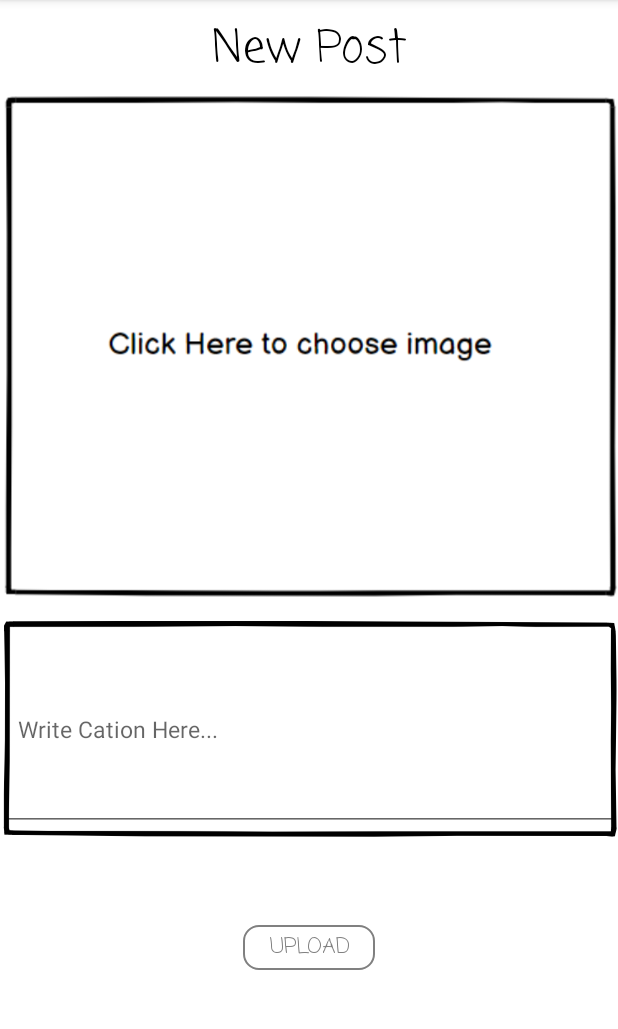
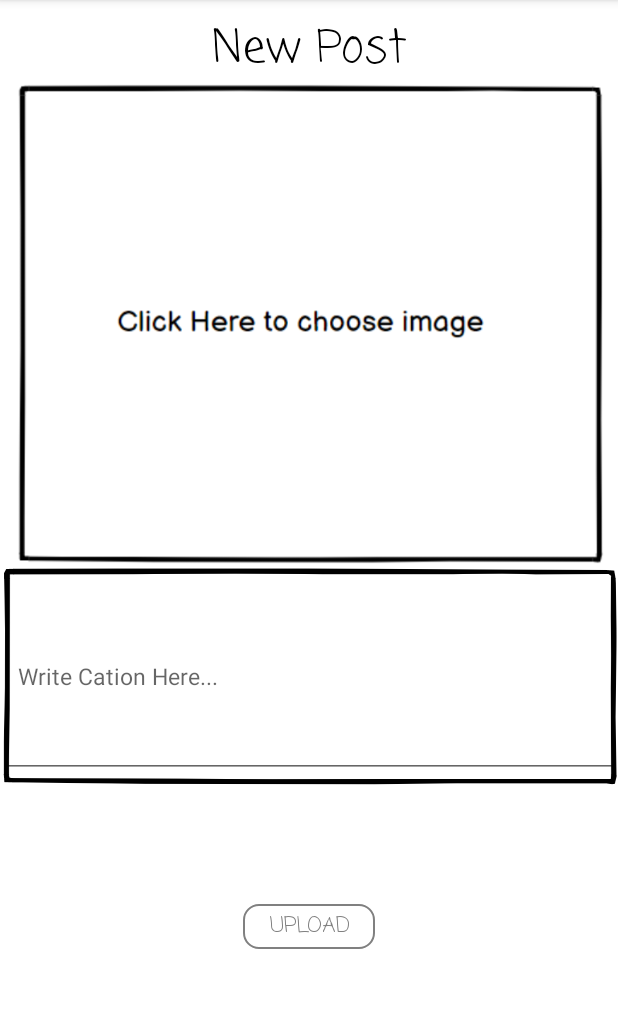
Before and after one commit to Gil-Grimberg/postPc_Final_Project_2021, an Android app: the fragment AddPostFragment placed in its activity, on a phone screen of 412 x 824 dp, the part 84-1113 px from its top. Run offline under Robolectric (Android 15) with nearby library versions, the phone set to English and light mode, and no system bars; our stand-ins replace Firebase (no records; nobody signed in at launch, a user with empty details on screens opened directly); pictures from the network do not load.

Commit message:
finish xmls

```diff
--- a/app/src/main/res/layout/fragment_add_post.xml
+++ b/app/src/main/res/layout/fragment_add_post.xml
@@ -23,7 +23,7 @@
     <ImageView
         android:id="@+id/upload_im_add_post_screen"
         android:layout_width="match_parent"
-        android:layout_height="350dp"
+        android:layout_height="320dp"
         app:layout_constraintEnd_toEndOf="parent"
         app:layout_constraintStart_toStartOf="parent"
         app:layout_constraintTop_toBottomOf="@+id/title_add_post_screen"
@@ -32,7 +32,7 @@
     <ImageView
         android:id="@+id/caption_background_add_post_screen"
         android:layout_width="match_parent"
-        android:layout_height="160dp"
+        android:layout_height="150dp"
         android:clickable="false"
         app:layout_constraintEnd_toEndOf="parent"
         app:layout_constraintStart_toStartOf="parent"
@@ -45,7 +45,7 @@
         android:layout_height="135dp"
         android:hint="@string/write_cation_here"
         android:paddingStart="12dp"
-        android:paddingEnd="20dp"
+        android:paddingEnd="12dp"
         android:clickable="true"
         android:textSize="15sp"
         android:layout_alignParentTop="true"
@@ -68,6 +68,6 @@
         app:layout_constraintBottom_toBottomOf="parent"
         app:layout_constraintEnd_toEndOf="parent"
         app:layout_constraintStart_toStartOf="parent"
-        app:layout_constraintTop_toBottomOf="@+id/caption_text_add_post_screen" />
+        app:layout_constraintTop_toBottomOf="@+id/caption_background_add_post_screen" />
 
 </androidx.constraintlayout.widget.ConstraintLayout>
--- a/app/src/main/res/layout/row_search_places.xml
+++ b/app/src/main/res/layout/row_search_places.xml
@@ -8,20 +8,20 @@
 
     <TextView
         android:id="@+id/dogParkName_TextView"
-        android:layout_width="wrap_content"
+        android:layout_width="218dp"
         android:layout_height="wrap_content"
         android:fontFamily="casual"
         android:text="location"
         app:layout_constraintTop_toTopOf="parent"
         app:layout_constraintBottom_toBottomOf="parent"
-        android:layout_marginLeft="20dp"
+        android:layout_marginStart="5dp"
         app:layout_constraintStart_toEndOf="@+id/locationPhoto_ImageView"
 
         />
 
     <androidx.appcompat.widget.AppCompatButton
         android:id="@+id/goNow_Button"
-        android:layout_width="wrap_content"
+        android:layout_width="70dp"
         android:layout_height="33dp"
         android:background="@drawable/my_button"
         android:fontFamily="casual"
```
Also changed, not shown: app/src/main/res/layout/fragment_feed.xml (+1 -14 lines), app/src/main/res/layout/row_search_accounts.xml (+3 -6 lines).
